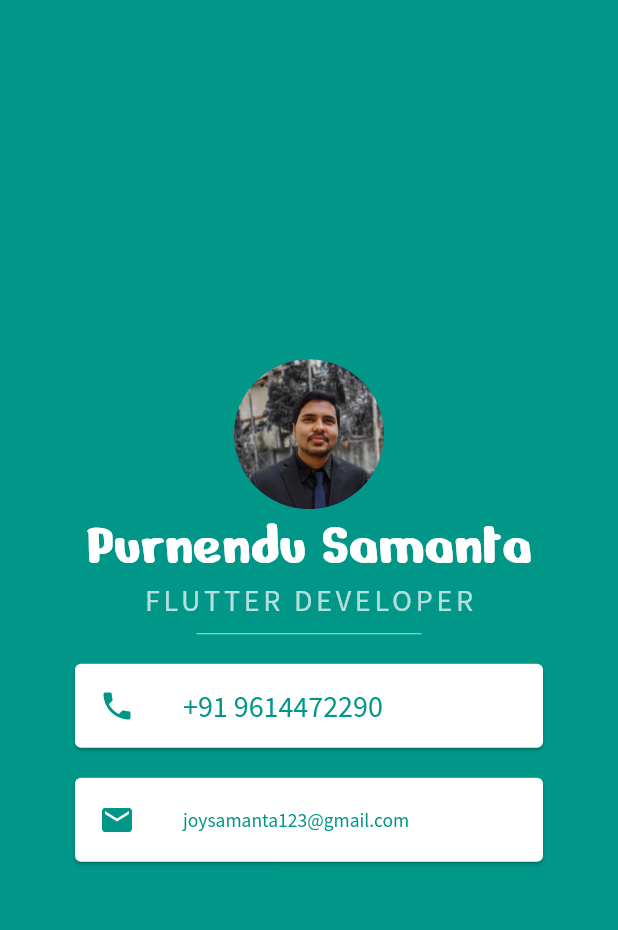
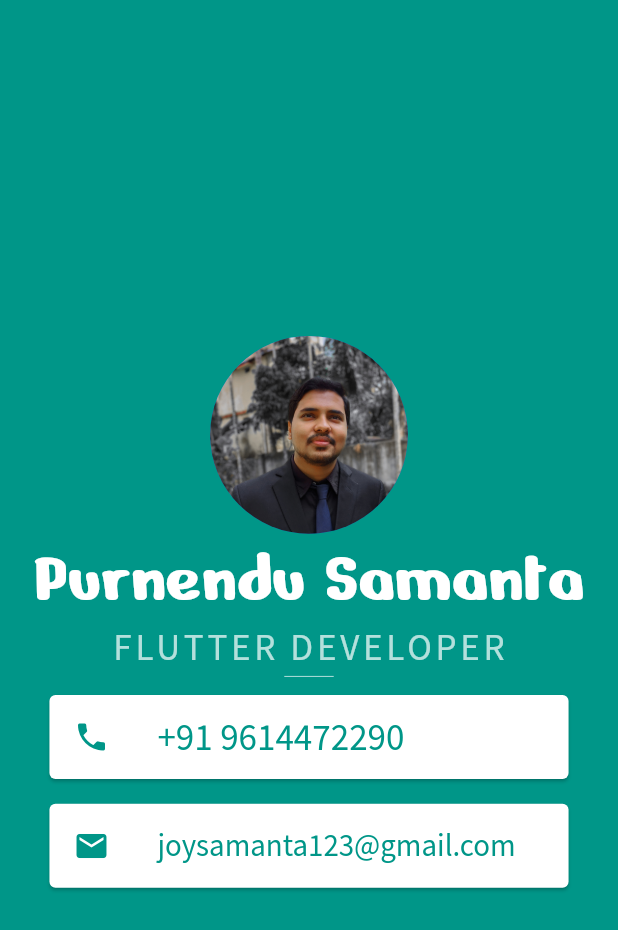
Before and after one commit to PurnenduSamanta/business_card, a Flutter app: the screen it shows after launch, on a phone screen of 412 x 824 dp. Shown: the top 930 px of the screen. Run offline on Flutter 3.47's test engine with Material 2 defaults, Android fonts, the phone set to English and light mode, and no system bars.

Commit message:
2nd commit

```diff
--- a/lib/main.dart
+++ b/lib/main.dart
@@ -12,38 +12,42 @@ class MyApp extends StatelessWidget {
       home:Scaffold(
         backgroundColor:Colors.teal,
         body:SafeArea(
-          child:Column(
+          child:LayoutBuilder(
+            builder:(BuildContext context,BoxConstraints constraints)
+            {
+              return Column(
                 mainAxisAlignment: MainAxisAlignment.center,
                 children:<Widget> [
                   CircleAvatar(
                     backgroundImage:AssetImage('images/joy.jpg'),
-                radius: 50,
+                    radius: constraints.maxHeight*.08,
                   ),
                   Text("Purnendu Samanta",
+                    textAlign: TextAlign.center,
                     style: TextStyle(
                       fontFamily:'NerkoOne',
-                  fontSize: 40,
+                      fontSize: constraints.maxHeight*.06,
                       color: Colors.white,
                     ),
                   ),
                   Text("FLUTTER DEVELOPER",
                     style: TextStyle(
                       fontFamily:'SourceSansPro',
-                  fontSize: 20,
+                      fontSize: constraints.maxHeight*.03,
                       color: Colors.white70,
                       letterSpacing: 2.5,
                       //fontWeight: FontWeight.bold,
                     ),
                   ),
                   SizedBox(
-                height: 20,width: 150,
+                    height:constraints.maxHeight*.01,width: constraints.maxHeight*.04,
                     child:Divider(
                       color: Colors.teal[100],
                     ),
                   ),
                   Card(
                     color:Colors.white,
-                margin:EdgeInsets.symmetric(vertical: 10,horizontal: 50),
+                    margin:EdgeInsets.symmetric(vertical: constraints.maxHeight*.01,horizontal: constraints.maxHeight*.04),
                     child: ListTile(
                       leading:Icon(Icons.phone,
                           color: Colors.teal),
@@ -51,14 +55,14 @@ class MyApp extends StatelessWidget {
                         style: TextStyle(
                           color:Colors.teal,
                           fontFamily: 'SourceSansPro',
-                        fontSize: 20,
+                          fontSize: constraints.maxHeight*.03,
                         ),
                       ),
                     ),
                   ),
                   Card(
                     color:Colors.white,
-                margin:EdgeInsets.symmetric(vertical: 10,horizontal: 50),
+                    margin:EdgeInsets.symmetric(vertical: constraints.maxHeight*.01,horizontal: constraints.maxHeight*.04),
                     child: ListTile(
                       leading: Icon(Icons.email,
                           color: Colors.teal),
@@ -66,12 +70,15 @@ class MyApp extends StatelessWidget {
                         style: TextStyle(
                           color:Colors.teal,
                           fontFamily: 'SourceSansPro',
-                      fontSize: 13,
+                          fontSize:constraints.maxHeight*.025,
                         ),
                       ),
                     ),
                   ),
                 ],
+              );
+            }
+
           ),
         ),
       ),
```
Lines whose indentation alone changed are shown as unchanged.
